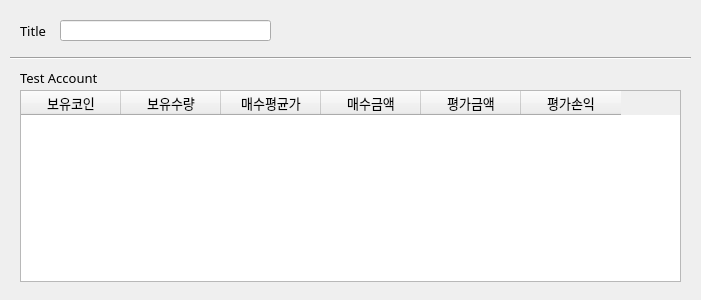
Old version of the form project_detail.ui in the repository Meronanana/BotTrade.
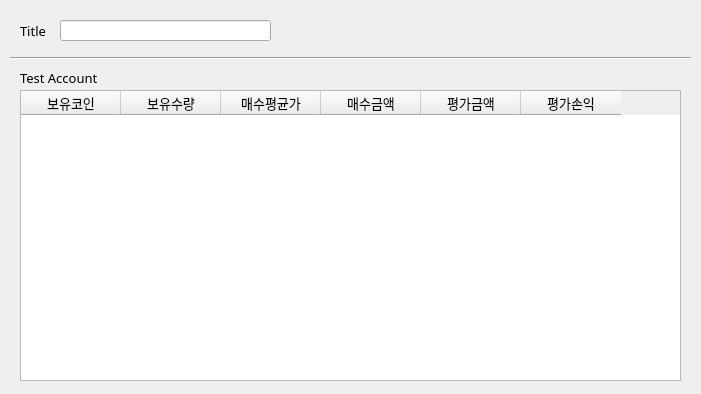
New version of the form.

What changed in the file:
```diff
--- a/project_detail.ui
+++ b/project_detail.ui
@@ -7,7 +7,7 @@
     <x>0</x>
     <y>0</y>
     <width>701</width>
-    <height>300</height>
+    <height>394</height>
    </rect>
   </property>
   <property name="font">
@@ -77,7 +77,7 @@
      <x>20</x>
      <y>90</y>
      <width>661</width>
-     <height>192</height>
+     <height>291</height>
     </rect>
    </property>
    <column>
```
